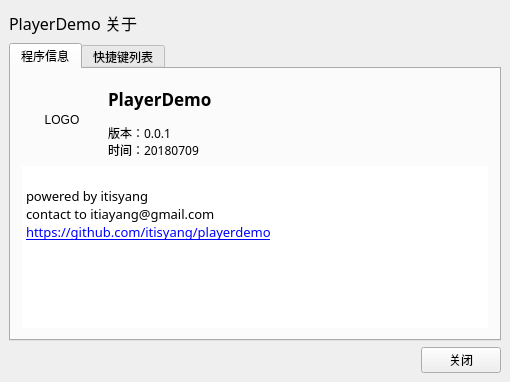
Old version of the form playerdemo/about.ui in the repository itisyang/playerdemo.
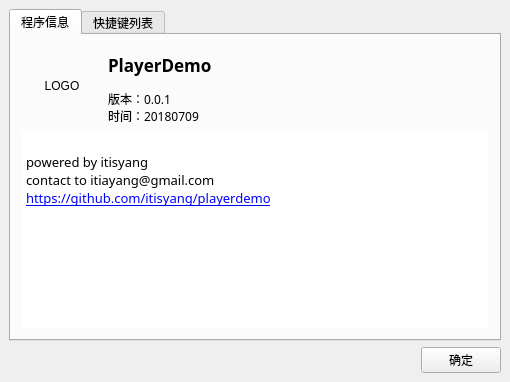
New version of the form. Icons and pictures are not drawn.

Commit message: [mod]去除第二界面的样式，增加设置界面弹出

What changed in the file:
```diff
--- a/playerdemo/about.ui
+++ b/playerdemo/about.ui
@@ -38,41 +38,7 @@
    <property name="spacing">
     <number>6</number>
    </property>
-   <item row="2" column="1" alignment="Qt::AlignRight">
-    <widget class="QPushButton" name="ClosePushButton">
-     <property name="layoutDirection">
-      <enum>Qt::LeftToRight</enum>
-     </property>
-     <property name="text">
-      <string>关闭</string>
-     </property>
-     <property name="autoDefault">
-      <bool>false</bool>
-     </property>
-    </widget>
-   </item>
-   <item row="0" column="0">
-    <widget class="QLabel" name="label_3">
-     <property name="minimumSize">
-      <size>
-       <width>0</width>
-       <height>28</height>
-      </size>
-     </property>
-     <property name="font">
-      <font>
-       <family>微软雅黑</family>
-       <pointsize>12</pointsize>
-       <weight>50</weight>
-       <bold>false</bold>
-      </font>
-     </property>
-     <property name="text">
-      <string>PlayerDemo 关于</string>
-     </property>
-    </widget>
-   </item>
-   <item row="1" column="0" colspan="2">
+   <item row="0" column="0" colspan="2">
     <widget class="QTabWidget" name="tabWidget">
      <property name="currentIndex">
       <number>0</number>
@@ -200,6 +166,19 @@
      </widget>
     </widget>
    </item>
+   <item row="1" column="1" alignment="Qt::AlignRight">
+    <widget class="QPushButton" name="ClosePushButton">
+     <property name="layoutDirection">
+      <enum>Qt::LeftToRight</enum>
+     </property>
+     <property name="text">
+      <string>确定</string>
+     </property>
+     <property name="autoDefault">
+      <bool>false</bool>
+     </property>
+    </widget>
+   </item>
   </layout>
  </widget>
  <layoutdefault spacing="6" margin="11"/>
```
Left out of the diff: 2 changed lines with no effect on the pictures. The commit also changes 6 other files.
